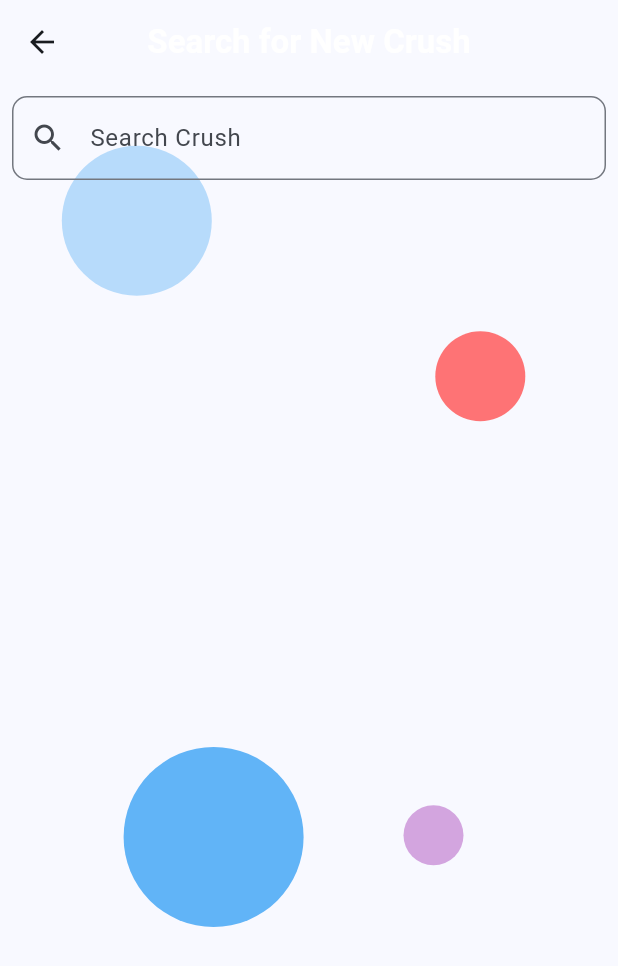
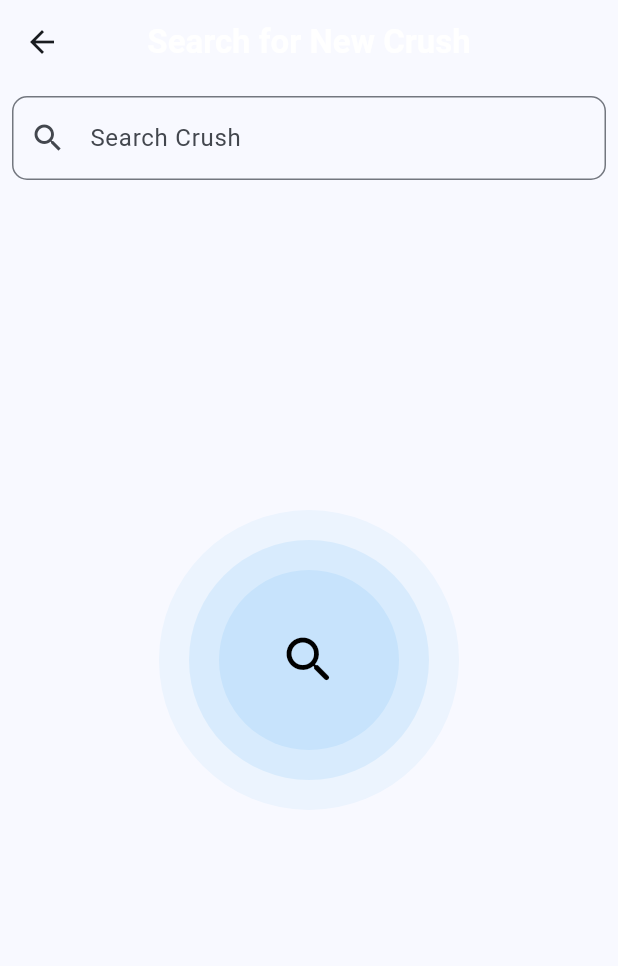
Before and after one commit to rsstst/Love-Ring-Project-MDP-ASIA, a Flutter app: the SearchScreen screen opened by its route, on a phone screen of 412 x 824 dp. Shown: the top 966 px of the screen. Run offline on Flutter 3.47's test engine with Material 3 defaults, Android fonts, the phone set to English and light mode, and no system bars; our stand-ins replace firebase_auth, firebase_core, shared_preferences; missing offline and left inert: firebase_ui_auth; accounts and stored records are empty.

Commit message:
fix search

```diff
--- a/lib/main.dart
+++ b/lib/main.dart
@@ -9,7 +9,6 @@ import 'package:pr_mobile_mdp/screens/more_screen.dart';
 import 'package:pr_mobile_mdp/screens/search_screen.dart';
 import 'package:pr_mobile_mdp/screens/setting_screen.dart';
 import 'package:pr_mobile_mdp/screens/signup_screen.dart';
-import 'package:pr_mobile_mdp/screens/more_screen.dart';
 
 import 'package:shared_preferences/shared_preferences.dart';
 import 'package:firebase_core/firebase_core.dart';
--- a/lib/screens/search_screen.dart
+++ b/lib/screens/search_screen.dart
@@ -19,7 +19,7 @@ class _SearchScreenState extends State<SearchScreen> {
   void filterSearch(String query) {
     if (query.isEmpty) {
       setState(() {
-        filteredList = []; // TODO: Kosongkan hasil jika query kosong
+        filteredList = [];
       });
     } else {
       final results = userList
@@ -28,7 +28,7 @@ class _SearchScreenState extends State<SearchScreen> {
               user.nama[0].toLowerCase() == query.toLowerCase())
           .toList();
       setState(() {
-        filteredList = results; // TODO: Perbarui daftar hasil
+        filteredList = results;
       });
     }
   }
@@ -47,9 +47,10 @@ class _SearchScreenState extends State<SearchScreen> {
       body: SafeArea(
         child: Stack(
           children: [
-            // TODO: Menambahkan background dengan lingkaran-lingkaran
-            const CircleBackground(),
-            // Scrollable area untuk konten utama
+            Visibility(
+              visible: filteredList.isEmpty,
+              child: const CircleBackground(),
+            ),
             SingleChildScrollView(
               child: Padding(
                 padding: const EdgeInsets.all(8.0),
@@ -74,14 +75,18 @@ class _SearchScreenState extends State<SearchScreen> {
                     const SizedBox(height: 10),
                     // TODO: Menampilkan hasil pencarian atau pesan jika tidak ada hasil
                     filteredList.isEmpty
-                        ? Center(
-                            child: Text(
+                        ? Column(
+                            mainAxisAlignment: MainAxisAlignment.center,
+                            children: [
+                              SizedBox(height: 300),
+                              Text(
                                 searchController.text.isEmpty
                                     ? ''
-                                  : 'User Not Found', // TODO: Pesan jika tidak ada hasil pencarian
+                                    : 'User Not Found',
                                 style: const TextStyle(
-                                  fontSize: 16, fontWeight: FontWeight.bold),
+                                    fontSize: 30, fontWeight: FontWeight.bold),
                               ),
+                            ],
                           )
                         : ListView.builder(
                             shrinkWrap: true,
@@ -102,7 +107,7 @@ class _SearchScreenState extends State<SearchScreen> {
                                   trailing: const Icon(Icons
                                       .favorite_border), // TODO: Ikon favorit
                                   onTap: () {
-                                    // TODO: Navigasi ke halaman detail pengguna saat item diklik
+                                    // TODO: Navigasi ke halaman detail pengguna
                                   },
                                 ),
                               );
@@ -124,47 +129,29 @@ class CircleBackground extends StatelessWidget {
 
   @override
   Widget build(BuildContext context) {
-    return Stack(
+    return Center(
+      child: Stack(
+        alignment: Alignment.center,
         children: [
-        Positioned(
-          top: MediaQuery.of(context).size.height * 0.05,
-          left: MediaQuery.of(context).size.width * 0.1,
-          child: CircleWidget(radius: 50, color: Colors.blue.withOpacity(0.3)),
+          CircleAvatar(
+            radius: 100,
+            backgroundColor: Colors.blue.shade100.withOpacity(0.2),
           ),
-        Positioned(
-          top: MediaQuery.of(context).size.height * 0.2,
-          right: MediaQuery.of(context).size.width * 0.15,
-          child: CircleWidget(
-              radius: 30, color: Colors.redAccent.withOpacity(0.8)),
+          CircleAvatar(
+            radius: 80,
+            backgroundColor: Colors.blue.shade100.withOpacity(0.4),
           ),
-        Positioned(
-          bottom: MediaQuery.of(context).size.height * 0.25,
-          left: MediaQuery.of(context).size.width * 0.2,
-          child: CircleWidget(radius: 60, color: Colors.blue.withOpacity(0.7)),
+          CircleAvatar(
+            radius: 60,
+            backgroundColor: Colors.blue.shade100.withOpacity(0.6),
           ),
-        Positioned(
-          bottom: MediaQuery.of(context).size.height * 0.3,
-          right: MediaQuery.of(context).size.width * 0.25,
-          child:
-              CircleWidget(radius: 20, color: Colors.purple.withOpacity(0.4)),
+          const Icon(
+            Icons.search_rounded,
+            color: Colors.black,
+            size: 40,
           ),
         ],
+      ),
     );
   }
 }
-
-class CircleWidget extends StatelessWidget {
-  final double radius;
-  final Color color;
-
-  const CircleWidget({Key? key, required this.radius, required this.color})
-      : super(key: key);
-
-  @override
-  Widget build(BuildContext context) {
-    return CircleAvatar(
-      radius: radius,
-      backgroundColor: color,
-    );
-  }
-}
```
Lines whose indentation alone changed are shown as unchanged.
